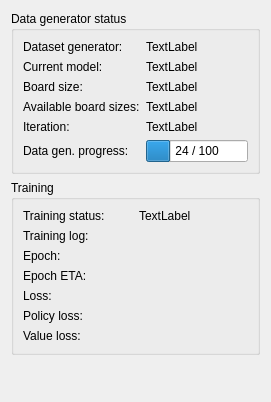
ofenrohr/ksquares, file src/alphaDots/selfPlay/SelfPlayForm.ui: the form before one commit.
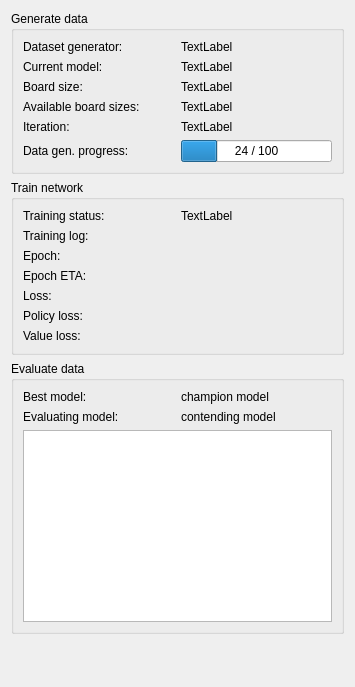
The form after the commit.

Commit message: refactoring self-play mode

The edit to the form file:
```diff
--- a/src/alphaDots/selfPlay/SelfPlayForm.ui
+++ b/src/alphaDots/selfPlay/SelfPlayForm.ui
@@ -6,8 +6,8 @@
    <rect>
     <x>0</x>
     <y>0</y>
-    <width>271</width>
-    <height>402</height>
+    <width>355</width>
+    <height>687</height>
    </rect>
   </property>
   <property name="sizePolicy">
@@ -19,8 +19,8 @@
   <property name="windowTitle">
    <string>Form</string>
   </property>
-  <layout class="QGridLayout" name="gridLayout_3">
-   <item row="0" column="0">
+  <layout class="QVBoxLayout" name="verticalLayout">
+   <item>
     <widget class="QGroupBox" name="groupBox">
      <property name="sizePolicy">
       <sizepolicy hsizetype="Minimum" vsizetype="Preferred">
@@ -29,7 +29,7 @@
       </sizepolicy>
      </property>
      <property name="title">
-      <string>Data generator status</string>
+      <string>Generate data</string>
      </property>
      <layout class="QGridLayout" name="gridLayout">
       <item row="0" column="0">
@@ -194,10 +194,10 @@
      </layout>
     </widget>
    </item>
-   <item row="1" column="0">
+   <item>
     <widget class="QGroupBox" name="groupBox_2">
      <property name="title">
-      <string>Training</string>
+      <string>Train network</string>
      </property>
      <layout class="QGridLayout" name="gridLayout_2">
       <item row="7" column="1">
@@ -301,7 +301,53 @@
      </layout>
     </widget>
    </item>
-   <item row="2" column="0">
+   <item>
+    <widget class="QGroupBox" name="groupBox_3">
+     <property name="sizePolicy">
+      <sizepolicy hsizetype="Preferred" vsizetype="Expanding">
+       <horstretch>0</horstretch>
+       <verstretch>0</verstretch>
+      </sizepolicy>
+     </property>
+     <property name="title">
+      <string>Evaluate data</string>
+     </property>
+     <layout class="QGridLayout" name="gridLayout_3">
+      <item row="0" column="0">
+       <widget class="QLabel" name="label_14">
+        <property name="text">
+         <string>Best model:</string>
+        </property>
+       </widget>
+      </item>
+      <item row="0" column="1">
+       <widget class="QLabel" name="bestModelLbl">
+        <property name="text">
+         <string>champion model</string>
+        </property>
+       </widget>
+      </item>
+      <item row="1" column="0">
+       <widget class="QLabel" name="label_17">
+        <property name="text">
+         <string>Evaluating model:</string>
+        </property>
+       </widget>
+      </item>
+      <item row="1" column="1">
+       <widget class="QLabel" name="evalModelLbl">
+        <property name="text">
+         <string>contending model</string>
+        </property>
+       </widget>
+      </item>
+      <item row="2" column="0" colspan="2">
+       <widget class="QTableView" name="resultsTable"/>
+      </item>
+     </layout>
+    </widget>
+   </item>
+   <item>
     <spacer name="verticalSpacer">
      <property name="orientation">
       <enum>Qt::Vertical</enum>
```
The commit also changes 16 other files.
